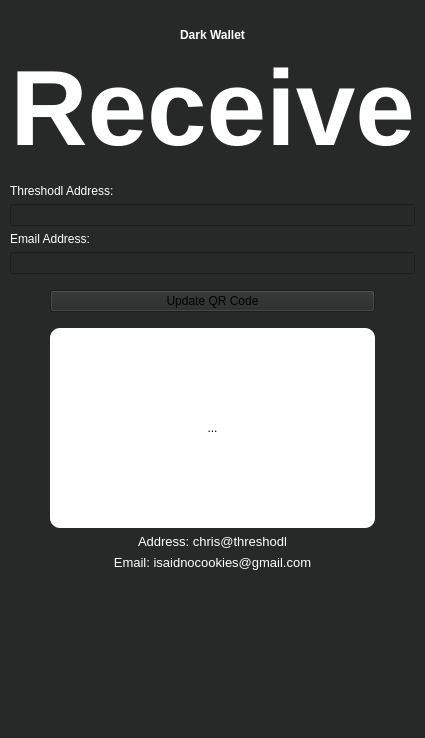
Before: the Qt Designer form ThresHoDLApp/darkreceiveview.ui in isaidnocookies/Threshodl-Wallet, drawn with Qt 5.
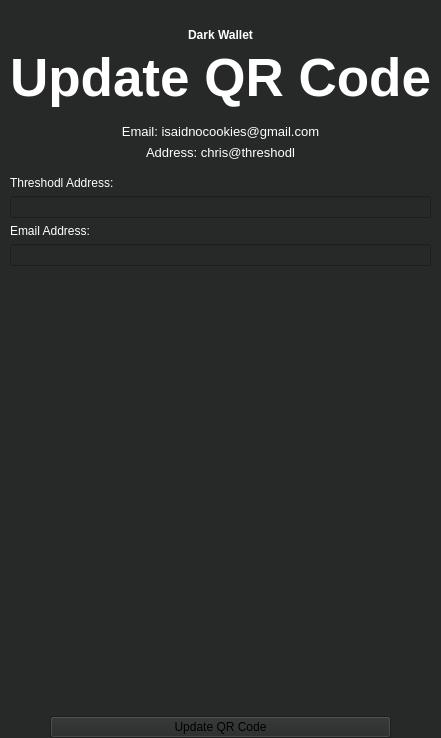
After: the same form once the commit is applied. Icons and pictures are not drawn.

Patch:
```diff
--- a/ThresHoDLApp/darkreceiveview.ui
+++ b/ThresHoDLApp/darkreceiveview.ui
@@ -94,7 +94,7 @@
       <widget class="QLabel" name="label_3">
        <property name="font">
         <font>
-         <pointsize>80</pointsize>
+         <pointsize>40</pointsize>
          <weight>75</weight>
          <bold>true</bold>
         </font>
@@ -103,7 +103,7 @@
         <string notr="true">color:white;</string>
        </property>
        <property name="text">
-        <string>Receive</string>
+        <string>Update QR Code</string>
        </property>
        <property name="alignment">
         <set>Qt::AlignCenter</set>
@@ -126,6 +126,58 @@
        </property>
       </spacer>
      </item>
+     <item>
+      <widget class="QLabel" name="qrEmailAddressLabel">
+       <property name="font">
+        <font>
+         <pointsize>10</pointsize>
+        </font>
+       </property>
+       <property name="styleSheet">
+        <string notr="true">color:white;</string>
+       </property>
+       <property name="text">
+        <string>Email: isaidnocookies@gmail.com</string>
+       </property>
+       <property name="alignment">
+        <set>Qt::AlignCenter</set>
+       </property>
+      </widget>
+     </item>
+     <item>
+      <widget class="QLabel" name="qrAddressLabel">
+       <property name="font">
+        <font>
+         <pointsize>10</pointsize>
+        </font>
+       </property>
+       <property name="styleSheet">
+        <string notr="true">color:white</string>
+       </property>
+       <property name="text">
+        <string>Address: chris@threshodl</string>
+       </property>
+       <property name="alignment">
+        <set>Qt::AlignCenter</set>
+       </property>
+      </widget>
+     </item>
+     <item>
+      <spacer name="verticalSpacer_2">
+       <property name="orientation">
+        <enum>Qt::Vertical</enum>
+       </property>
+       <property name="sizeType">
+        <enum>QSizePolicy::Fixed</enum>
+       </property>
+       <property name="sizeHint" stdset="0">
+        <size>
+         <width>20</width>
+         <height>10</height>
+        </size>
+       </property>
+      </spacer>
+     </item>
      <item>
       <widget class="QLabel" name="label_2">
        <property name="styleSheet">
@@ -153,17 +205,24 @@
       <widget class="QLineEdit" name="emailLineEdit"/>
      </item>
      <item>
-      <spacer name="verticalSpacer">
+      <widget class="QLabel" name="warningLabel">
+       <property name="styleSheet">
+        <string notr="true">color:red;</string>
+       </property>
+       <property name="text">
+        <string/>
+       </property>
+      </widget>
+     </item>
+     <item>
+      <spacer name="verticalSpacer_3">
        <property name="orientation">
         <enum>Qt::Vertical</enum>
        </property>
-       <property name="sizeType">
-        <enum>QSizePolicy::Minimum</enum>
-       </property>
        <property name="sizeHint" stdset="0">
         <size>
          <width>20</width>
-         <height>10</height>
+         <height>40</height>
         </size>
        </property>
       </spacer>
@@ -214,134 +273,6 @@
        </item>
       </layout>
      </item>
-     <item>
-      <layout class="QHBoxLayout" name="horizontalLayout_3">
-       <property name="topMargin">
-        <number>10</number>
-       </property>
-       <item>
-        <spacer name="horizontalSpacer_2">
-         <property name="orientation">
-          <enum>Qt::Horizontal</enum>
-         </property>
-         <property name="sizeType">
-          <enum>QSizePolicy::Fixed</enum>
-         </property>
-         <property name="sizeHint" stdset="0">
-          <size>
-           <width>40</width>
-           <height>20</height>
-          </size>
-         </property>
-        </spacer>
-       </item>
-       <item>
-        <widget class="QLabel" name="qrCodeLabel">
-         <property name="sizePolicy">
-          <sizepolicy hsizetype="Ignored" vsizetype="Ignored">
-           <horstretch>1</horstretch>
-           <verstretch>1</verstretch>
-          </sizepolicy>
-         </property>
-         <property name="minimumSize">
-          <size>
-           <width>200</width>
-           <height>200</height>
-          </size>
-         </property>
-         <property name="sizeIncrement">
-          <size>
-           <width>0</width>
-           <height>0</height>
-          </size>
-         </property>
-         <property name="styleSheet">
-          <string notr="true">background-color:white; border-radius:10px</string>
-         </property>
-         <property name="text">
-          <string>...</string>
-         </property>
-         <property name="scaledContents">
-          <bool>true</bool>
-         </property>
-         <property name="alignment">
-          <set>Qt::AlignCenter</set>
-         </property>
-         <property name="wordWrap">
-          <bool>false</bool>
-         </property>
-         <property name="margin">
-          <number>5</number>
-         </property>
-        </widget>
-       </item>
-       <item>
-        <spacer name="horizontalSpacer_3">
-         <property name="orientation">
-          <enum>Qt::Horizontal</enum>
-         </property>
-         <property name="sizeType">
-          <enum>QSizePolicy::Fixed</enum>
-         </property>
-         <property name="sizeHint" stdset="0">
-          <size>
-           <width>40</width>
-           <height>20</height>
-          </size>
-         </property>
-        </spacer>
-       </item>
-      </layout>
-     </item>
-     <item>
-      <widget class="QLabel" name="qrAddressLabel">
-       <property name="font">
-        <font>
-         <pointsize>10</pointsize>
-        </font>
-       </property>
-       <property name="styleSheet">
-        <string notr="true">color:white</string>
-       </property>
-       <property name="text">
-        <string>Address: chris@threshodl</string>
-       </property>
-       <property name="alignment">
-        <set>Qt::AlignCenter</set>
-       </property>
-      </widget>
-     </item>
-     <item>
-      <widget class="QLabel" name="qrEmailAddressLabel">
-       <property name="font">
-        <font>
-         <pointsize>10</pointsize>
-        </font>
-       </property>
-       <property name="styleSheet">
-        <string notr="true">color:white;</string>
-       </property>
-       <property name="text">
-        <string>Email: isaidnocookies@gmail.com</string>
-       </property>
-       <property name="alignment">
-        <set>Qt::AlignCenter</set>
-       </property>
-      </widget>
-     </item>
-     <item>
-      <spacer name="verticalSpacer_3">
-       <property name="orientation">
-        <enum>Qt::Vertical</enum>
-       </property>
-       <property name="sizeHint" stdset="0">
-        <size>
-         <width>20</width>
-         <height>40</height>
-        </size>
-       </property>
-      </spacer>
-     </item>
     </layout>
    </item>
   </layout>
```
